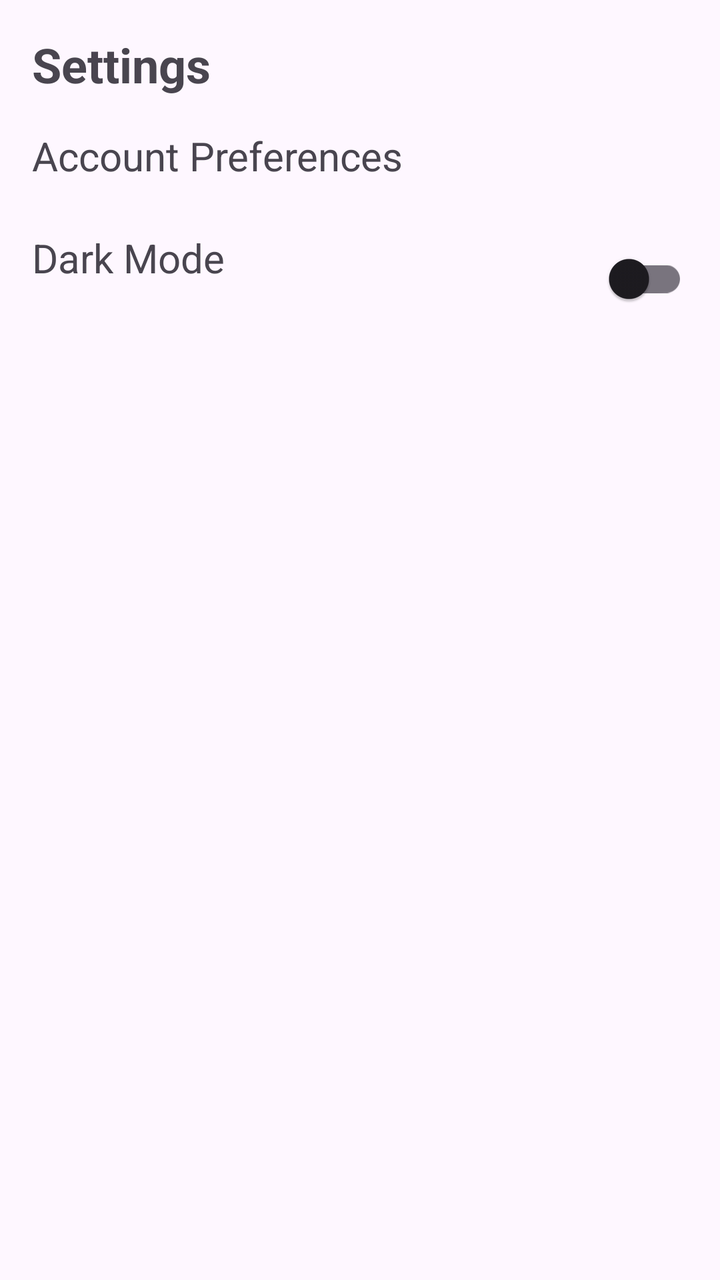
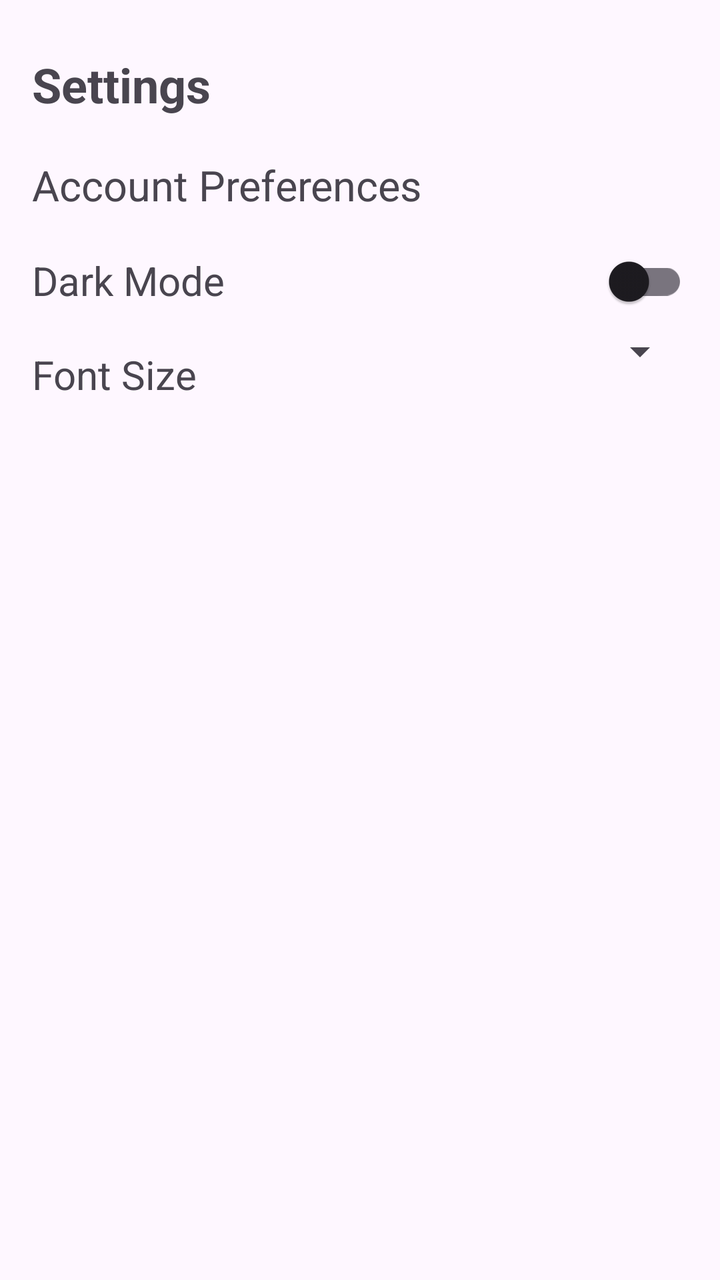

The first picture is an Android layout as it rendered before a commit; the second is the same layout after the commit. The layout source and the unified diff follow.
<!-- AndroidManifest.xml: application theme Theme.TheApp -->
<!-- res/layout/fragment_settings.xml -->
<?xml version="1.0" encoding="utf-8"?>
<androidx.constraintlayout.widget.ConstraintLayout
    xmlns:android="http://schemas.android.com/apk/res/android"
    xmlns:app="http://schemas.android.com/apk/res-auto"
    xmlns:tools="http://schemas.android.com/tools"
    android:layout_width="match_parent"
    android:layout_height="match_parent"
    android:padding="16dp"
    tools:context=".SettingsFragment">

    <TextView
        android:id="@+id/settingsTitle"
        android:layout_width="0dp"
        android:layout_height="wrap_content"
        android:text="@string/action_settings"
        android:textSize="24sp"
        android:textStyle="bold"
        android:paddingBottom="16dp"
        app:layout_constraintTop_toTopOf="parent"
        app:layout_constraintStart_toStartOf="parent"
        app:layout_constraintEnd_toEndOf="parent" />

    <TextView
        android:id="@+id/accountPreferences"
        android:layout_width="0dp"
        android:layout_height="wrap_content"
        android:text="@string/account_preferences"
        android:clickable="true"
        android:focusable="true"
        android:textSize="20sp"
        android:background="?attr/selectableItemBackground"
        app:layout_constraintTop_toBottomOf="@id/settingsTitle"
        app:layout_constraintStart_toStartOf="parent"
        app:layout_constraintEnd_toEndOf="parent" />

    <TextView
        android:id="@+id/darkMode"
        android:layout_width="0dp"
        android:layout_height="wrap_content"
        android:text="@string/dark_mode"
        android:textSize="20sp"
        app:layout_constraintTop_toBottomOf="@id/accountPreferences"
        app:layout_constraintStart_toStartOf="parent"
        android:layout_marginTop="24dp"/>

    <androidx.appcompat.widget.SwitchCompat
        android:id="@+id/switchDarkMode"
        android:layout_width="wrap_content"
        android:layout_height="wrap_content"
        android:shadowColor="@color/royal_blue"
        app:layout_constraintTop_toTopOf="@id/darkMode"
        app:layout_constraintEnd_toEndOf="parent"/>

</androidx.constraintlayout.widget.ConstraintLayout>
<!-- resources referenced by this layout -->
<resources>
  <color name="royal_blue">#4169E1</color>
  <string name="account_preferences">Account Preferences</string>
  <string name="action_settings">Settings</string>
  <string name="dark_mode">Dark Mode</string>
  <style name="Theme.TheApp" parent="Base.Theme.TheApp" />
  <style name="Base.Theme.TheApp" parent="Theme.Material3.DayNight.NoActionBar">
          
          
      </style>
</resources>

<!-- the commit's change to res/layout/fragment_settings.xml (unified diff, before → after) -->
@@ -15,7 +15,8 @@
         android:text="@string/action_settings"
         android:textSize="24sp"
         android:textStyle="bold"
-        android:paddingBottom="16dp"
+        android:paddingTop="10dp"
+        android:paddingBottom="10dp"
         app:layout_constraintTop_toTopOf="parent"
         app:layout_constraintStart_toStartOf="parent"
         app:layout_constraintEnd_toEndOf="parent" />
@@ -27,7 +28,9 @@
         android:text="@string/account_preferences"
         android:clickable="true"
         android:focusable="true"
-        android:textSize="20sp"
+        android:textSize="21sp"
+        android:paddingTop="10dp"
+        android:paddingBottom="10dp"
         android:background="?attr/selectableItemBackground"
         app:layout_constraintTop_toBottomOf="@id/settingsTitle"
         app:layout_constraintStart_toStartOf="parent"
@@ -39,16 +42,37 @@
         android:layout_height="wrap_content"
         android:text="@string/dark_mode"
         android:textSize="20sp"
+        android:paddingTop="10dp"
+        android:paddingBottom="10dp"
         app:layout_constraintTop_toBottomOf="@id/accountPreferences"
-        app:layout_constraintStart_toStartOf="parent"
-        android:layout_marginTop="24dp"/>
+        app:layout_constraintStart_toStartOf="parent" />
 
     <androidx.appcompat.widget.SwitchCompat
         android:id="@+id/switchDarkMode"
         android:layout_width="wrap_content"
         android:layout_height="wrap_content"
-        android:shadowColor="@color/royal_blue"
         app:layout_constraintTop_toTopOf="@id/darkMode"
         app:layout_constraintEnd_toEndOf="parent"/>
 
+    <TextView
+        android:id="@+id/fontSize"
+        android:layout_width="0dp"
+        android:layout_height="wrap_content"
+        android:text="@string/font_size"
+        android:textSize="20sp"
+        android:paddingTop="10dp"
+        android:paddingBottom="10dp"
+        app:layout_constraintTop_toBottomOf="@id/darkMode"
+        app:layout_constraintStart_toStartOf="parent" />
+
+    <Spinner
+        android:id="@+id/fontSpinner"
+        android:layout_width="wrap_content"
+        android:layout_height="wrap_content"
+        android:spinnerMode="dropdown"
+        android:paddingTop="10dp"
+        android:paddingBottom="10dp"
+        app:layout_constraintTop_toTopOf="@id/fontSize"
+        app:layout_constraintEnd_toEndOf="parent" />
+
 </androidx.constraintlayout.widget.ConstraintLayout>
<!-- resource entries referenced after the edit -->
@@ -1,9 +1,9 @@
 <!-- resources referenced by this layout -->
 <resources>
-  <color name="royal_blue">#4169E1</color>
   <string name="account_preferences">Account Preferences</string>
   <string name="action_settings">Settings</string>
   <string name="dark_mode">Dark Mode</string>
+  <string name="font_size">Font Size</string>
   <style name="Theme.TheApp" parent="Base.Theme.TheApp" />
   <style name="Base.Theme.TheApp" parent="Theme.Material3.DayNight.NoActionBar">
           
